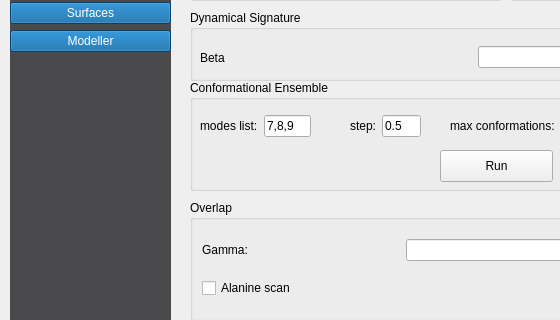
Old version of the form nrgdock_widget.ui in the repository ThomasDesc/NRG_plugin; both pictures show x 0 to 560 and y 130 to 450 of the 841 by 659 pixel window.
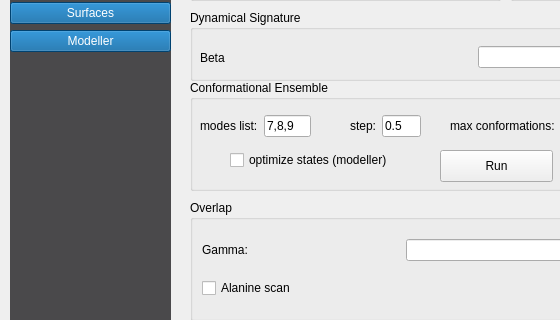
New version of the form. The open tabs and pages were chosen to show the change.

Commit message: begin merging to add nrgten and modeller

Patch:
```diff
--- a/nrgdock_widget.ui
+++ b/nrgdock_widget.ui
@@ -1756,6 +1756,22 @@
        </item>
       </layout>
      </widget>
+     <widget class="QCheckBox" name="NRGten_optmizestates">
+      <property name="geometry">
+       <rect>
+        <x>40</x>
+        <y>70</y>
+        <width>181</width>
+        <height>20</height>
+       </rect>
+      </property>
+      <property name="toolTip">
+       <string>&lt;html&gt;&lt;head/&gt;&lt;body&gt;&lt;p&gt;&lt;br/&gt;&lt;/p&gt;&lt;/body&gt;&lt;/html&gt;</string>
+      </property>
+      <property name="text">
+       <string>optimize states (modeller)</string>
+      </property>
+     </widget>
     </widget>
     <widget class="QGroupBox" name="groupBox_19">
      <property name="geometry">
```
Left out of the diff: 4 changed lines with no effect on the pictures.
